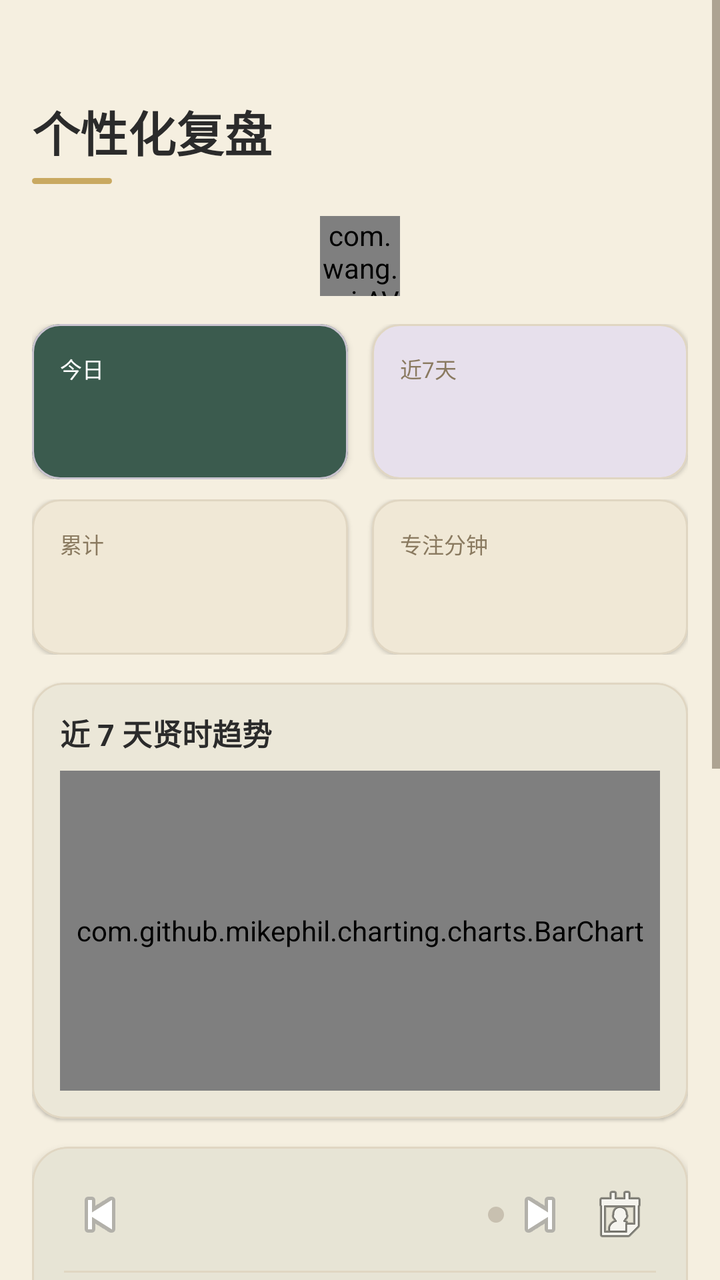
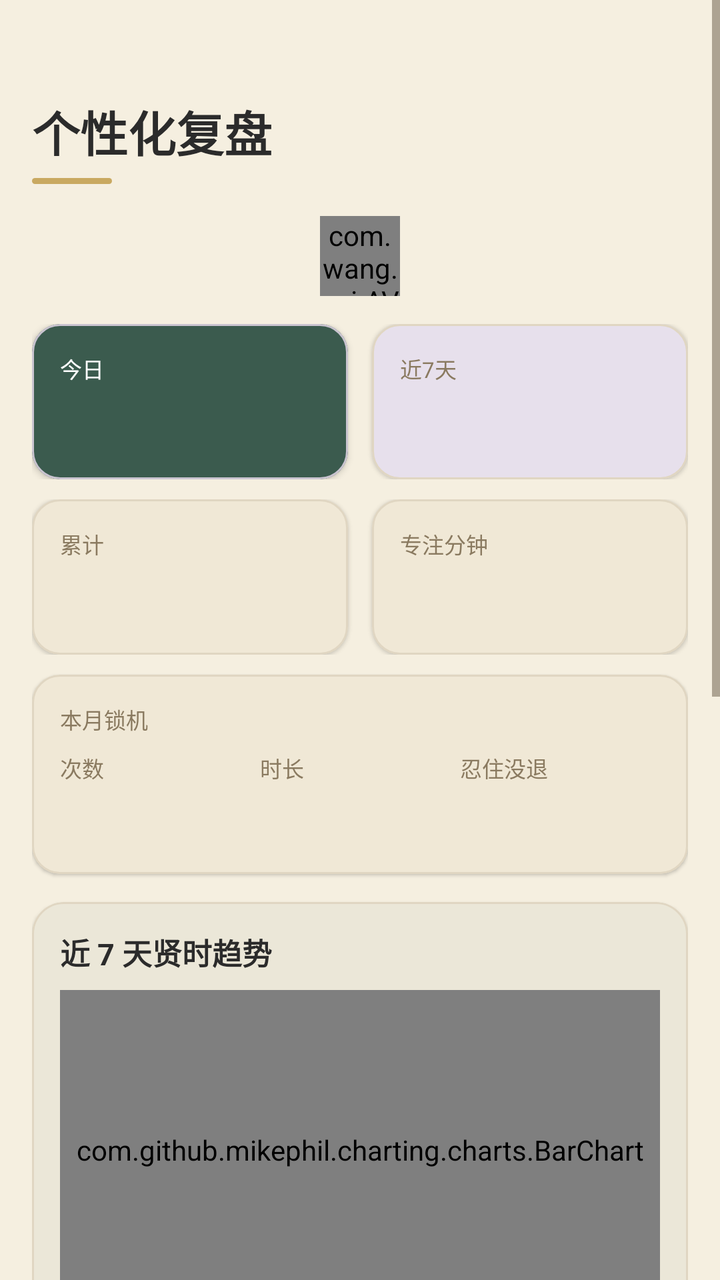

Screens rendered from an Android XML layout before and after an edit, with the pre-edit source and the edit as a unified diff.
<!-- AndroidManifest.xml: application theme Theme.PomodoroFocus -->
<!-- res/layout/fragment_review.xml -->
<?xml version="1.0" encoding="utf-8"?>
<ScrollView xmlns:android="http://schemas.android.com/apk/res/android"
    xmlns:app="http://schemas.android.com/apk/res-auto"
    android:layout_width="match_parent"
    android:layout_height="match_parent"
    android:background="?android:windowBackground"
    android:fillViewport="true"
    android:isScrollContainer="true">

    <LinearLayout
        android:layout_width="match_parent"
        android:layout_height="wrap_content"
        android:orientation="vertical"
        android:paddingHorizontal="16dp"
        android:paddingTop="48dp"
        android:paddingBottom="16dp">

        <TextView
            android:layout_width="wrap_content"
            android:layout_height="wrap_content"
            android:text="@string/review_title"
            android:textColor="@color/ink_text"
            android:textSize="24sp"
            android:textStyle="bold" />

        <View
            android:layout_width="40dp"
            android:layout_height="3dp"
            android:layout_marginTop="6dp"
            android:background="@drawable/bg_accent_bar" />

        <com.wang.avi.AVLoadingIndicatorView
            android:id="@+id/loadingIndicator"
            android:layout_width="40dp"
            android:layout_height="40dp"
            android:layout_gravity="center_horizontal"
            android:layout_marginTop="16dp"
            app:indicatorColor="?attr/colorBrandContent"
            app:indicatorName="BallPulseIndicator" />

        <LinearLayout
            android:layout_width="match_parent"
            android:layout_height="wrap_content"
            android:layout_marginTop="14dp"
            android:orientation="horizontal">

            <com.google.android.material.card.MaterialCardView
                android:layout_width="0dp"
                android:layout_height="wrap_content"
                android:layout_marginEnd="6dp"
                android:layout_weight="1"
                app:cardBackgroundColor="?attr/colorBrandSurface"
                app:cardCornerRadius="14dp"
                app:cardElevation="2dp">

                <LinearLayout
                    android:layout_width="match_parent"
                    android:layout_height="wrap_content"
                    android:orientation="vertical"
                    android:padding="14dp">

                    <TextView
                        android:layout_width="wrap_content"
                        android:layout_height="wrap_content"
                        android:text="@string/stats_today"
                        android:textColor="?attr/colorOnPrimary"
                        android:textSize="11sp" />

                    <TextView
                        android:id="@+id/todayText"
                        android:layout_width="wrap_content"
                        android:layout_height="wrap_content"
                        android:layout_marginTop="4dp"
                        android:textColor="?attr/colorOnPrimary"
                        android:textSize="22sp"
                        android:textStyle="bold" />
                </LinearLayout>
            </com.google.android.material.card.MaterialCardView>

            <com.google.android.material.card.MaterialCardView
                android:layout_width="0dp"
                android:layout_height="wrap_content"
                android:layout_marginStart="6dp"
                android:layout_weight="1"
                app:cardBackgroundColor="?attr/colorSurfaceVariant"
                app:cardCornerRadius="14dp"
                app:cardElevation="1dp"
                app:strokeColor="?attr/colorOutline"
                app:strokeWidth="1dp">

                <LinearLayout
                    android:layout_width="match_parent"
                    android:layout_height="wrap_content"
                    android:orientation="vertical"
                    android:padding="14dp">

                    <TextView
                        android:layout_width="wrap_content"
                        android:layout_height="wrap_content"
                        android:text="@string/stats_week"
                        android:textColor="@color/text_label"
                        android:textSize="11sp" />

                    <TextView
                        android:id="@+id/weekText"
                        android:layout_width="wrap_content"
                        android:layout_height="wrap_content"
                        android:layout_marginTop="4dp"
                        android:textColor="?attr/colorBrandContent"
                        android:textSize="22sp"
                        android:textStyle="bold" />
                </LinearLayout>
            </com.google.android.material.card.MaterialCardView>
        </LinearLayout>

        <LinearLayout
            android:layout_width="match_parent"
            android:layout_height="wrap_content"
            android:layout_marginTop="10dp"
            android:orientation="horizontal">

            <com.google.android.material.card.MaterialCardView
                android:layout_width="0dp"
                android:layout_height="wrap_content"
                android:layout_marginEnd="6dp"
                android:layout_weight="1"
                app:cardBackgroundColor="@color/card_surface"
                app:cardCornerRadius="14dp"
                app:cardElevation="1dp"
                app:strokeColor="?attr/colorOutline"
                app:strokeWidth="1dp">

                <LinearLayout
                    android:layout_width="match_parent"
                    android:layout_height="wrap_content"
                    android:orientation="vertical"
                    android:padding="14dp">

                    <TextView
                        android:layout_width="wrap_content"
                        android:layout_height="wrap_content"
                        android:text="@string/stats_total"
                        android:textColor="@color/text_label"
                        android:textSize="11sp" />

                    <TextView
                        android:id="@+id/totalText"
                        android:layout_width="wrap_content"
                        android:layout_height="wrap_content"
                        android:layout_marginTop="4dp"
                        android:textColor="?attr/colorBrandContent"
                        android:textSize="22sp"
                        android:textStyle="bold" />
                </LinearLayout>
            </com.google.android.material.card.MaterialCardView>

            <com.google.android.material.card.MaterialCardView
                android:layout_width="0dp"
                android:layout_height="wrap_content"
                android:layout_marginStart="6dp"
                android:layout_weight="1"
                app:cardBackgroundColor="@color/card_surface"
                app:cardCornerRadius="14dp"
                app:cardElevation="1dp"
                app:strokeColor="?attr/colorOutline"
                app:strokeWidth="1dp">

                <LinearLayout
                    android:layout_width="match_parent"
                    android:layout_height="wrap_content"
                    android:orientation="vertical"
                    android:padding="14dp">

                    <TextView
                        android:layout_width="wrap_content"
                        android:layout_height="wrap_content"
                        android:text="@string/stats_minutes"
                        android:textColor="@color/text_label"
                        android:textSize="11sp" />

                    <TextView
                        android:id="@+id/minutesText"
                        android:layout_width="wrap_content"
                        android:layout_height="wrap_content"
                        android:layout_marginTop="4dp"
                        android:textColor="?attr/colorBrandContent"
                        android:textSize="22sp"
                        android:textStyle="bold" />
                </LinearLayout>
            </com.google.android.material.card.MaterialCardView>
        </LinearLayout>

        <com.google.android.material.card.MaterialCardView
            android:layout_width="match_parent"
            android:layout_height="wrap_content"
            android:layout_marginTop="14dp"
            app:cardCornerRadius="16dp"
            app:cardElevation="1dp"
            app:strokeColor="?attr/colorOutline"
            app:strokeWidth="1dp">

            <LinearLayout
                android:layout_width="match_parent"
                android:layout_height="wrap_content"
                android:orientation="vertical"
                android:padding="14dp">

                <TextView
                    android:layout_width="wrap_content"
                    android:layout_height="wrap_content"
                    android:text="@string/review_chart_title"
                    android:textColor="@color/ink_text"
                    android:textSize="15sp"
                    android:textStyle="bold" />

                <com.github.mikephil.charting.charts.BarChart
                    android:id="@+id/weeklyChart"
                    android:layout_width="match_parent"
                    android:layout_height="160dp"
                    android:layout_marginTop="8dp" />
            </LinearLayout>
        </com.google.android.material.card.MaterialCardView>

        <com.google.android.material.card.MaterialCardView
            android:layout_width="match_parent"
            android:layout_height="wrap_content"
            android:layout_marginTop="14dp"
            android:layout_marginBottom="16dp"
            app:cardBackgroundColor="?attr/colorSurface"
            app:cardCornerRadius="18dp"
            app:cardElevation="2dp"
            app:strokeColor="?attr/colorOutline"
            app:strokeWidth="1dp">

            <LinearLayout
                android:layout_width="match_parent"
                android:layout_height="wrap_content"
                android:orientation="vertical"
                android:padding="16dp">

                <LinearLayout
                    android:layout_width="match_parent"
                    android:layout_height="wrap_content"
                    android:gravity="center_vertical"
                    android:orientation="horizontal">

                    <ImageButton
                        android:id="@+id/prevDayButton"
                        android:layout_width="36dp"
                        android:layout_height="36dp"
                        android:background="?attr/selectableItemBackgroundBorderless"
                        android:contentDescription="@string/prev_day"
                        app:srcCompat="@android:drawable/ic_media_previous" />

                    <TextView
                        android:id="@+id/diaryDateText"
                        android:layout_width="0dp"
                        android:layout_height="wrap_content"
                        android:layout_weight="1"
                        android:gravity="center"
                        android:textColor="@color/ink_text"
                        android:textSize="16sp"
                        android:textStyle="bold" />

                    <View
                        android:id="@+id/diaryIndicatorDot"
                        android:layout_width="8dp"
                        android:layout_height="8dp"
                        android:layout_marginStart="4dp"
                        android:background="@drawable/bg_diary_dot" />

                    <ImageButton
                        android:id="@+id/nextDayButton"
                        android:layout_width="36dp"
                        android:layout_height="36dp"
                        android:background="?attr/selectableItemBackgroundBorderless"
                        android:contentDescription="@string/next_day"
                        app:srcCompat="@android:drawable/ic_media_next" />

                    <ImageButton
                        android:id="@+id/pickDateButton"
                        android:layout_width="36dp"
                        android:layout_height="36dp"
                        android:layout_marginStart="4dp"
                        android:background="?attr/selectableItemBackgroundBorderless"
                        android:contentDescription="@string/pick_date"
                        app:srcCompat="@android:drawable/ic_menu_my_calendar" />
                </LinearLayout>

                <View
                    android:layout_width="match_parent"
                    android:layout_height="1dp"
                    android:layout_marginTop="10dp"
                    android:background="?attr/colorOutline" />

                <TextView
                    android:layout_width="wrap_content"
                    android:layout_height="wrap_content"
                    android:layout_marginTop="12dp"
                    android:text="@string/review_rating"
                    android:textColor="@color/ink_text"
                    android:textSize="14sp"
                    android:textStyle="bold" />

                <RadioGroup
                    android:id="@+id/ratingRadioGroup"
                    android:layout_width="match_parent"
                    android:layout_height="wrap_content"
                    android:layout_marginTop="6dp"
                    android:orientation="horizontal">

                    <RadioButton
                        android:id="@+id/ratingLow"
                        android:layout_width="0dp"
                        android:layout_height="wrap_content"
                        android:layout_weight="1"
                        android:text="@string/rating_low" />

                    <RadioButton
                        android:id="@+id/ratingMedium"
                        android:layout_width="0dp"
                        android:layout_height="wrap_content"
                        android:layout_weight="1"
                        android:text="@string/rating_medium" />

                    <RadioButton
                        android:id="@+id/ratingHigh"
                        android:layout_width="0dp"
                        android:layout_height="wrap_content"
                        android:layout_weight="1"
                        android:text="@string/rating_high" />
                </RadioGroup>

                <TextView
                    android:layout_width="wrap_content"
                    android:layout_height="wrap_content"
                    android:layout_marginTop="14dp"
                    android:text="@string/diary_content"
                    android:textColor="@color/ink_text"
                    android:textSize="14sp"
                    android:textStyle="bold" />

                <EditText
                    android:id="@+id/noteInput"
                    android:layout_width="match_parent"
                    android:layout_height="wrap_content"
                    android:layout_marginTop="8dp"
                    android:background="@drawable/bg_edittext"
                    android:gravity="top|start"
                    android:hint="@string/review_note_hint"
                    android:inputType="textMultiLine|textCapSentences"
                    android:minLines="6"
                    android:padding="12dp"
                    android:textColor="@color/ink_text"
                    android:textColorHint="@color/hint_text"
                    android:textSize="15sp" />

                <LinearLayout
                    android:layout_width="match_parent"
                    android:layout_height="wrap_content"
                    android:layout_marginTop="12dp"
                    android:gravity="center_vertical"
                    android:orientation="horizontal">

                    <TextView
                        android:layout_width="wrap_content"
                        android:layout_height="wrap_content"
                        android:text="@string/review_images"
                        android:textColor="@color/ink_text"
                        android:textSize="14sp"
                        android:textStyle="bold" />

                    <ImageButton
                        android:id="@+id/addImageButton"
                        android:layout_width="32dp"
                        android:layout_height="32dp"
                        android:layout_marginStart="8dp"
                        android:background="?attr/selectableItemBackgroundBorderless"
                        android:contentDescription="@string/review_add_image"
                        app:srcCompat="@android:drawable/ic_input_add" />
                </LinearLayout>

                <HorizontalScrollView
                    android:id="@+id/imagesScrollView"
                    android:layout_width="match_parent"
                    android:layout_height="wrap_content"
                    android:layout_marginTop="8dp"
                    android:scrollbars="none">

                    <LinearLayout
                        android:id="@+id/imagesContainer"
                        android:layout_width="wrap_content"
                        android:layout_height="wrap_content"
                        android:orientation="horizontal" />
                </HorizontalScrollView>

                <Button
                    android:id="@+id/saveButton"
                    android:layout_width="match_parent"
                    android:layout_height="wrap_content"
                    android:layout_marginTop="14dp"
                    android:backgroundTint="?attr/colorBrandSurface"
                    android:text="@string/save"
                    android:textColor="@color/on_primary" />
            </LinearLayout>
        </com.google.android.material.card.MaterialCardView>
    </LinearLayout>
</ScrollView>
<!-- resources referenced by this layout -->
<resources>
  <color name="card_surface">#F0E8D6</color>
  <color name="hint_text">#A89B82</color>
  <color name="ink_text">#2B2B2B</color>
  <color name="on_primary">#FFFFFF</color>
  <color name="text_label">#8A7A60</color>
  <!-- drawable bg_accent_bar (drawable) -->
  <?xml version="1.0" encoding="utf-8"?>
  <shape xmlns:android="http://schemas.android.com/apk/res/android"
      android:shape="rectangle">
      <solid android:color="?attr/colorSecondary" />
      <corners android:radius="2dp" />
  </shape>
  <!-- drawable bg_diary_dot (drawable) -->
  <?xml version="1.0" encoding="utf-8"?>
  <shape xmlns:android="http://schemas.android.com/apk/res/android"
      android:shape="oval">
      <solid android:color="@color/diary_dot" />
  </shape>
  <string name="diary_content">日记内容</string>
  <string name="next_day">后一天</string>
  <string name="pick_date">选择日期</string>
  <string name="prev_day">前一天</string>
  <string name="rating_high">状态极佳</string>
  <string name="rating_low">状态一般</string>
  <string name="rating_medium">状态良好</string>
  <string name="review_add_image">添加图片</string>
  <string name="review_chart_title">近 7 天贤时趋势</string>
  <string name="review_images">图片</string>
  <string name="review_note_hint">写下今日复盘：收获、问题、明日计划……</string>
  <string name="review_rating">今日状态</string>
  <string name="review_title">个性化复盘</string>
  <string name="save">保存</string>
  <string name="stats_minutes">专注分钟</string>
  <string name="stats_today">今日</string>
  <string name="stats_total">累计</string>
  <string name="stats_week">近7天</string>
  <style name="Theme.PomodoroFocus" parent="Theme.Xian.Qinglv" />
  <color name="diary_dot">#C8C0B0</color>
  <color name="card_background">#FFFFFF</color>
  <color name="nav_divider">#D8CDB8</color>
  <color name="theme_qinglv_primary">#3B5B4E</color>
  <color name="theme_qinglv_primary_variant">#2A4238</color>
  <color name="theme_qinglv_primary_content">#3B5B4E</color>
  <color name="theme_qinglv_accent">#C9A961</color>
  <color name="theme_qinglv_surface">#F5EFE0</color>
  <style name="Widget.Xian.EditText" parent="Widget.AppCompat.EditText">
          <item name="android:background">@drawable/bg_edittext</item>
          <item name="android:padding">12dp</item>
          <item name="android:textColor">@color/ink_text</item>
          <item name="android:textSize">15sp</item>
      </style>
  <style name="Theme.Xian.MaterialAlertDialog" parent="ThemeOverlay.Material3.MaterialAlertDialog">
          <item name="shapeAppearanceMediumComponent">@style/ShapeAppearance.Xian.Medium</item>
          <item name="android:windowAnimationStyle">@style/Animation.Xian.Dialog</item>
          <item name="buttonBarPositiveButtonStyle">@style/Widget.Xian.Button</item>
          <item name="buttonBarNegativeButtonStyle">@style/Widget.Xian.Button.Text</item>
      </style>
  <color name="divider">#E0D6C2</color>
  <style name="ShapeAppearance.Xian.Medium" parent="ShapeAppearance.Material3.Corner.ExtraLarge">
          <item name="cornerSize">18dp</item>
      </style>
  <style name="Animation.Xian.Dialog" parent="@android:style/Animation.Dialog">
          <item name="android:windowEnterAnimation">@anim/dialog_enter</item>
          <item name="android:windowExitAnimation">@anim/dialog_exit</item>
      </style>
  <style name="Widget.Xian.Button.Text" parent="Widget.Material3.Button.TextButton">
          <item name="cornerRadius">14dp</item>
          <item name="android:textColor">?attr/colorBrandContent</item>
          <item name="android:textSize">15sp</item>
      </style>
</resources>

<!-- the commit's change to res/layout/fragment_review.xml (unified diff, before → after) -->
@@ -189,6 +189,107 @@
                 </LinearLayout>
             </com.google.android.material.card.MaterialCardView>
         </LinearLayout>
+
+        <com.google.android.material.card.MaterialCardView
+            android:layout_width="match_parent"
+            android:layout_height="wrap_content"
+            android:layout_marginTop="10dp"
+            app:cardBackgroundColor="@color/card_surface"
+            app:cardCornerRadius="14dp"
+            app:cardElevation="1dp"
+            app:strokeColor="?attr/colorOutline"
+            app:strokeWidth="1dp">
+
+            <LinearLayout
+                android:layout_width="match_parent"
+                android:layout_height="wrap_content"
+                android:orientation="vertical"
+                android:padding="14dp">
+
+                <TextView
+                    android:layout_width="wrap_content"
+                    android:layout_height="wrap_content"
+                    android:text="@string/stats_lock_title"
+                    android:textColor="@color/text_label"
+                    android:textSize="11sp" />
+
+                <LinearLayout
+                    android:layout_width="match_parent"
+                    android:layout_height="wrap_content"
+                    android:layout_marginTop="8dp"
+                    android:orientation="horizontal">
+
+                    <LinearLayout
+                        android:layout_width="0dp"
+                        android:layout_height="wrap_content"
+                        android:layout_weight="1"
+                        android:orientation="vertical">
+
+                        <TextView
+                            android:layout_width="wrap_content"
+                            android:layout_height="wrap_content"
+                            android:text="@string/stats_lock_sessions"
+                            android:textColor="@color/text_label"
+                            android:textSize="11sp" />
+
+                        <TextView
+                            android:id="@+id/lockStatSessionsText"
+                            android:layout_width="wrap_content"
+                            android:layout_height="wrap_content"
+                            android:layout_marginTop="4dp"
+                            android:textColor="?attr/colorBrandContent"
+                            android:textSize="20sp"
+                            android:textStyle="bold" />
+                    </LinearLayout>
+
+                    <LinearLayout
+                        android:layout_width="0dp"
+                        android:layout_height="wrap_content"
+                        android:layout_weight="1"
+                        android:orientation="vertical">
+
+                        <TextView
+                            android:layout_width="wrap_content"
+                            android:layout_height="wrap_content"
+                            android:text="@string/stats_lock_duration"
+                            android:textColor="@color/text_label"
+                            android:textSize="11sp" />
+
+                        <TextView
+                            android:id="@+id/lockStatDurationText"
+                            android:layout_width="wrap_content"
+                            android:layout_height="wrap_content"
+                            android:layout_marginTop="4dp"
+                            android:textColor="?attr/colorBrandContent"
+                            android:textSize="20sp"
+                            android:textStyle="bold" />
+                    </LinearLayout>
+
+                    <LinearLayout
+                        android:layout_width="0dp"
+                        android:layout_height="wrap_content"
+                        android:layout_weight="1"
+                        android:orientation="vertical">
+
+                        <TextView
+                            android:layout_width="wrap_content"
+                            android:layout_height="wrap_content"
+                            android:text="@string/stats_lock_held"
+                            android:textColor="@color/text_label"
+                            android:textSize="11sp" />
+
+                        <TextView
+                            android:id="@+id/lockStatHeldText"
+                            android:layout_width="wrap_content"
+                            android:layout_height="wrap_content"
+                            android:layout_marginTop="4dp"
+                            android:textColor="?attr/colorBrandContent"
+                            android:textSize="20sp"
+                            android:textStyle="bold" />
+                    </LinearLayout>
+                </LinearLayout>
+            </LinearLayout>
+        </com.google.android.material.card.MaterialCardView>
 
         <com.google.android.material.card.MaterialCardView
             android:layout_width="match_parent"
<!-- resource entries referenced after the edit -->
@@ -32,6 +32,10 @@
   <string name="review_rating">今日状态</string>
   <string name="review_title">个性化复盘</string>
   <string name="save">保存</string>
+  <string name="stats_lock_duration">时长</string>
+  <string name="stats_lock_held">忍住没退</string>
+  <string name="stats_lock_sessions">次数</string>
+  <string name="stats_lock_title">本月锁机</string>
   <string name="stats_minutes">专注分钟</string>
   <string name="stats_today">今日</string>
   <string name="stats_total">累计</string>
